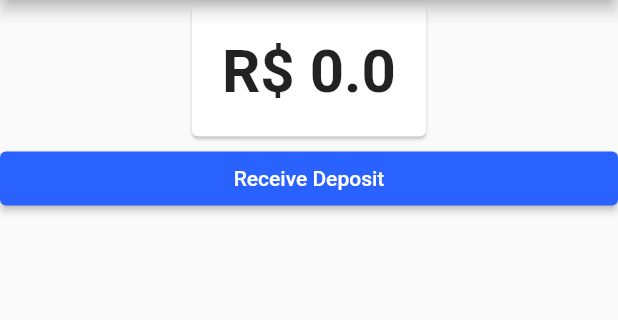
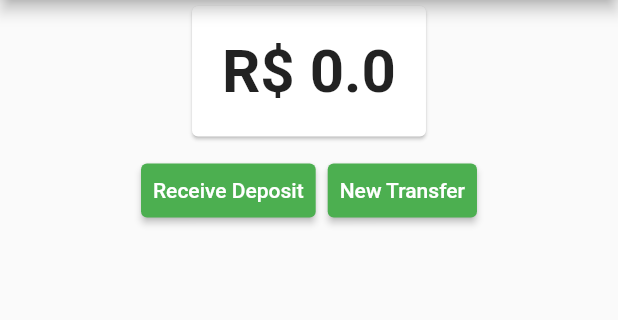
Before and after one commit to MagnunAVF/bytebank, a Flutter app: the screen it shows after launch, on a phone screen of 412 x 824 dp, the part 84-404 px from its top. Run offline on Flutter 3.47's test engine with Material 2 defaults, Android fonts, the phone set to English and light mode, and no system bars.

Commit message:
Add New Transfer button in Dashboard

```diff
--- a/lib/screens/dashboards/dashboard.dart
+++ b/lib/screens/dashboards/dashboard.dart
@@ -1,10 +1,11 @@
-import 'package:bytebank/models/balance.dart';
 import 'package:bytebank/screens/deposit/form.dart';
+import 'package:bytebank/screens/transfer/form.dart';
 import 'package:flutter/material.dart';
-import 'package:provider/provider.dart';
 import 'balance.dart';
 
 const _appBarTitle = 'Bytebank';
+const _receiveDepositText = 'Receive Deposit';
+const _newTransferText = 'New Transfer';
 
 class Dashboard extends StatelessWidget {
   @override
@@ -17,14 +18,29 @@ class Dashboard extends StatelessWidget {
             alignment: Alignment.topCenter,
             child: BalanceCard(),
           ),
+          ButtonBar(
+            alignment: MainAxisAlignment.center,
+            children: <Widget>[
               RaisedButton(
-            child: Text('Receive Deposit'),
+                child: Text(_receiveDepositText),
+                color: Colors.green,
                 onPressed: () {
                   Navigator.push(context, MaterialPageRoute(builder: (context) {
                     return DepositForm();
                   }));
                 },
               ),
+              RaisedButton(
+                child: Text(_newTransferText),
+                color: Colors.green,
+                onPressed: () {
+                  Navigator.push(context, MaterialPageRoute(builder: (context) {
+                    return TransferForm();
+                  }));
+                },
+              ),
+            ],
+          ),
         ],
       ),
     );
```
Lines whose indentation alone changed are shown as unchanged.
